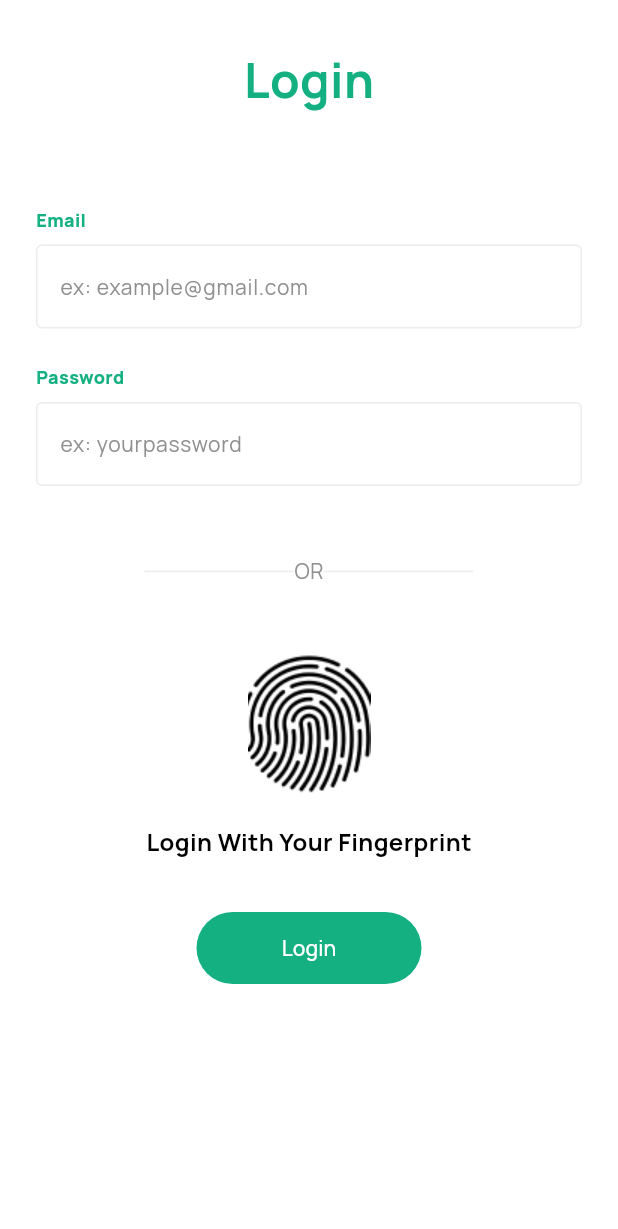
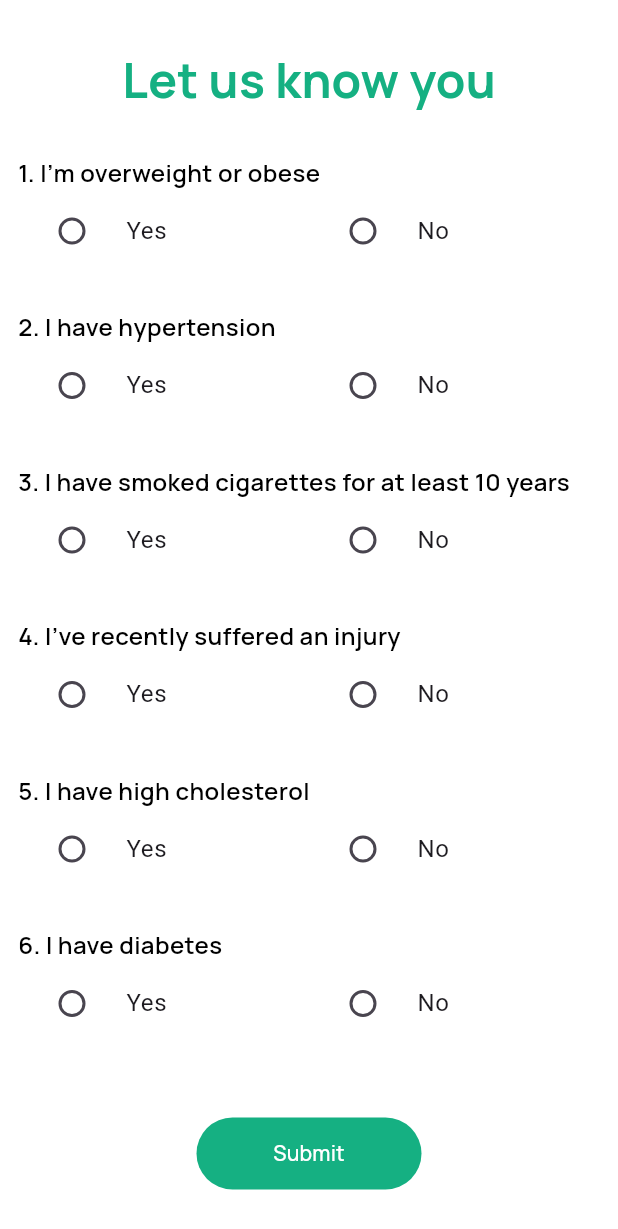
Before and after one commit to ChinmayJavalagi/MediReach, a Flutter app: the screen it shows after launch, on a phone screen of 412 x 824 dp. Shown: the top 1229 px of the screen. Run offline on Flutter 3.47's test engine with Material 2 defaults, Android fonts, the phone set to English and light mode, and no system bars; our stand-ins replace google_fonts, local_auth.

Commit message:
Added survey_screen.dart

```diff
--- /dev/null
+++ b/lib/components/custom_radio_button.dart
@@ -0,0 +1,56 @@
+import 'package:flutter/material.dart';
+import 'package:google_fonts/google_fonts.dart';
+import 'package:medireach/utils/pallete.dart';
+import '../utils/constants.dart';
+
+class CustomRadioListTile extends StatefulWidget {
+  CustomRadioListTile({required this.question});
+  final String question;
+  @override
+  State<CustomRadioListTile> createState() => _CustomRadioListTileState();
+}
+
+class _CustomRadioListTileState extends State<CustomRadioListTile> {
+  int selectedRadio = 0;
+
+  setSelectedRadio(int val) {
+    setState(() {
+      selectedRadio = val;
+    });
+  }
+
+  @override
+  Widget build(BuildContext context) {
+    return Padding(
+      padding: const EdgeInsets.all(12.0),
+      child: Column(
+        crossAxisAlignment: CrossAxisAlignment.start,
+        children: [
+          Text(widget.question, style: GoogleFonts.manrope(textStyle: kQuestionTextStyle),),
+          Row(
+            children: [
+              Expanded(
+                child: RadioListTile(
+                  title: Text("Yes"),
+                  activeColor: Pallete.primaryThemeColor,
+                  value: 1, groupValue: selectedRadio, onChanged: (int? value) {
+                  setSelectedRadio(value!);
+                },
+                ),
+              ),
+              Expanded(
+                child: RadioListTile(
+                  title: Text("No"),
+                  activeColor: Pallete.primaryThemeColor,
+                  value: 2, groupValue: selectedRadio, onChanged: (int? value) {
+                  setSelectedRadio(value!);
+                },
+                ),
+              ),
+            ],
+          )
+        ],
+      ),
+    );
+  }
+}
--- a/lib/main.dart
+++ b/lib/main.dart
@@ -4,6 +4,7 @@ import 'package:medireach/screens/login_screen.dart';
 import 'package:medireach/screens/signup_auth_screen.dart';
 import 'package:medireach/screens/signup_screen.dart';
 import 'package:medireach/screens/splash_screen.dart';
+import 'package:medireach/screens/survey_screen.dart';
 import 'package:medireach/utils/pallete.dart';
 
 void main() {
@@ -22,12 +23,13 @@ class MediReach extends StatelessWidget {
             backgroundColor: Pallete.whiteColor,
           )
       ),
-      initialRoute: SplashScreen.id,
+      initialRoute: SurveyScreen.id,
       routes: {
         SplashScreen.id : (context)=> SplashScreen(),
         LoginScreen.id:(context)=> LoginScreen(),
         SignUpScreen.id : (context)=> SignUpScreen(),
         DashboardScreen.id : (context)=> DashboardScreen(),
+        SurveyScreen.id : (context)=> SurveyScreen(),
       },
     );
   }
--- a/lib/screens/login_screen.dart
+++ b/lib/screens/login_screen.dart
@@ -38,14 +38,12 @@ class _LoginScreenState extends State<LoginScreen> {
           child: Padding(
             padding: const EdgeInsets.only(top: 30,left: 10,right: 10,bottom: 15),
             child: Column(
-              mainAxisAlignment: MainAxisAlignment.center,
+              mainAxisAlignment: MainAxisAlignment.spaceAround,
               children: [
-                Center(
-                  child: Text(
-                    "Login",
-                    style: GoogleFonts.manrope(
-                      textStyle: kHeaderTextStyle,
-                    ),
+                Text(
+                  "Login",
+                  style: GoogleFonts.manrope(
+                    textStyle: kHeaderTextStyle,
                   ),
                 ),
                 SizedBox(height: 50,),
--- a/lib/screens/signup_auth_screen.dart
+++ b/lib/screens/signup_auth_screen.dart
@@ -51,28 +51,7 @@ class _SignUpAuthScreenState extends State<SignUpAuthScreen> {
                   style: GoogleFonts.manrope(textStyle: kQuestionHeaderTextStyle),
                 ),
                 SizedBox(height: 280,),
-                CustomButton(buttonText: 'Verify', buttonColor: Pallete.primaryThemeColor,onpressed: auth,)
-                // Row(
-                //   mainAxisAlignment: MainAxisAlignment.spaceAround,
-                //   children: [
-                //     CustomButton(buttonColor: Pallete.grayColor2,buttonText: 'Skip',onpressed: (){
-                //       Navigator.pushReplacement(context,
-                //           MaterialPageRoute(builder:
-                //               (context) =>
-                //               SignUpScreen(),
-                //           )
-                //       );
-                //     },),
-                //     CustomButton(buttonText: 'Register', buttonColor: Pallete.primaryThemeColor,onpressed: (){
-                //       Navigator.pushReplacement(context,
-                //           MaterialPageRoute(builder:
-                //               (context) =>
-                //               SignUpScreen(),
-                //           )
-                //       );
-                //     },)
-                //   ],
-                // )
+                CustomButton(buttonText: 'Verify', buttonColor: Pallete.primaryThemeColor,onpressed: auth,),
               ],
             ),
           ),
--- /dev/null
+++ b/lib/screens/survey_screen.dart
@@ -0,0 +1,51 @@
+import 'package:flutter/material.dart';
+import 'package:google_fonts/google_fonts.dart';
+import 'package:medireach/components/custom_button.dart';
+import 'package:medireach/utils/pallete.dart';
+
+import '../components/custom_radio_button.dart';
+import '../utils/constants.dart';
+import '../utils/survey_questions.dart';
+
+class SurveyScreen extends StatefulWidget {
+  static String id = 'survey_screen';
+  const SurveyScreen({Key? key}) : super(key: key);
+
+  @override
+  State<SurveyScreen> createState() => _SurveyScreenState();
+}
+
+class _SurveyScreenState extends State<SurveyScreen> {
+  @override
+  Widget build(BuildContext context) {
+    return Scaffold(
+      body: SafeArea(
+        child: Column(
+          children: [
+            Padding(
+              padding: const EdgeInsets.only(top: 30,left: 10,right: 10,bottom: 15),
+              child: Text(
+                "Let us know you",
+                style: GoogleFonts.manrope(
+                  textStyle: kHeaderTextStyle,
+                ),
+              ),
+            ),
+            Expanded(
+              child: ListView.builder(
+                itemCount: kQuestions.length,
+                itemBuilder: (BuildContext context, int index) {
+                return CustomRadioListTile(question: "${index+1}. "+kQuestions[index]);
+              },
+              ),
+            ),
+            Padding(
+              padding: const EdgeInsets.only(top: 30,left: 10,right: 10,bottom: 15),
+              child: CustomButton(buttonText: "Submit", buttonColor: Pallete.primaryThemeColor, onpressed: (){}),
+            ),
+          ],
+        ),
+      ),
+    );
+  }
+}
--- a/lib/utils/constants.dart
+++ b/lib/utils/constants.dart
@@ -51,6 +51,6 @@ const kQuestionHeaderTextStyle = TextStyle(
 
 const kQuestionTextStyle = TextStyle(
   color: Pallete.blackColor,
-  fontSize: 24.0,
+  fontSize: 16.0,
   fontWeight: FontWeight.w600,
 );
--- /dev/null
+++ b/lib/utils/survey_questions.dart
@@ -0,0 +1,8 @@
+List<String> kQuestions = [
+  "I'm overweight or obese",
+  "I have hypertension",
+  "I have smoked cigarettes for at least 10 years",
+  "I’ve recently suffered an injury",
+  "I have high cholesterol",
+  "I have diabetes"
+];
```
